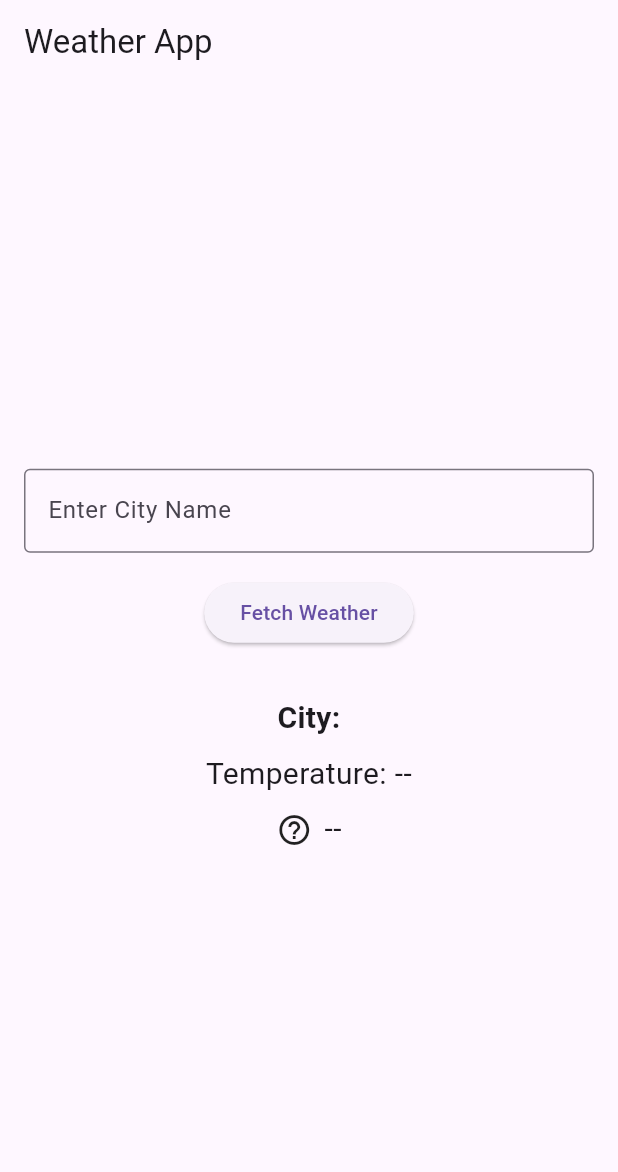
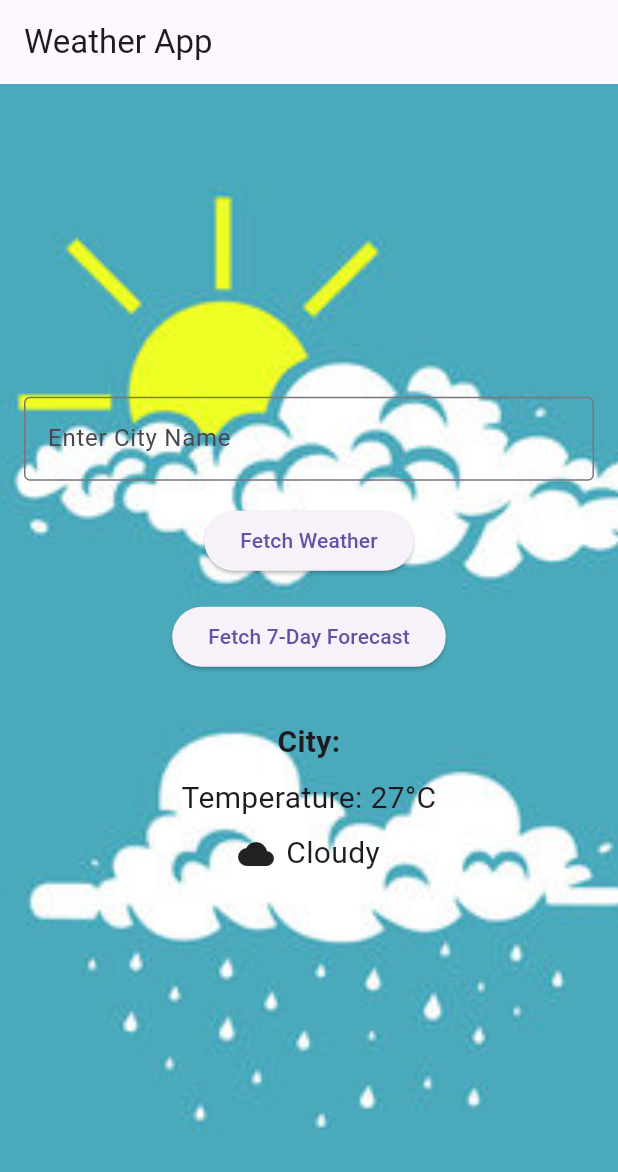
Before and after one commit to Raviteja582/weather_info_app, a Flutter app: the screen it shows after launch, after a tap on "Fetch Weather", on a phone screen of 412 x 824 dp. Shown: the top 1172 px of the screen. Run offline on Flutter 3.47's test engine with Material 3 defaults, Android fonts, the phone set to English and light mode, and no system bars.

Commit message:
Implemented 7-day weather forecast feature (#1)

```diff
--- a/lib/weather_view.dart
+++ b/lib/weather_view.dart
@@ -14,6 +14,40 @@ class _WeatherScreenState extends State<WeatherScreen> {
   String cityName = '';
   String temperature = '--';
   String weatherCondition = '--';
+  List<Map<String, String>> sevenDayForecast = [];
+  List<String> weekDays = ['Monday', 'Tuesday', 'Wednesday', 'Thursday', 'Friday', 'Saturday', 'Sunday'];
+
+  void fetchWeather() {
+    setState(() {
+      cityName = _cityController.text;
+
+      // Generate random temperature between 15°C and 30°C
+      int temp = Random().nextInt(16) + 15;
+      temperature = '$temp°C';
+
+      // Randomly select a weather condition
+      List<String> conditions = ['Sunny', 'Cloudy', 'Rainy'];
+      weatherCondition = conditions[Random().nextInt(3)];
+    });
+  }
+
+  void fetchSevenDayForecast() {
+    setState(() {
+      cityName = _cityController.text;
+
+      // Generate random data for 7 days
+      List<String> conditions = ['Sunny', 'Cloudy', 'Rainy'];
+      sevenDayForecast = List.generate(7, (index) {
+        int temp = Random().nextInt(16) + 15;
+        String condition = conditions[Random().nextInt(3)];
+        return {
+          'day': weekDays[index],
+          'temperature': '$temp°C',
+          'condition': condition,
+        };
+      });
+    });
+  }
 
   IconData getWeatherIcon(String condition) {
     switch (condition) {
@@ -24,22 +58,8 @@ class _WeatherScreenState extends State<WeatherScreen> {
       case 'Rainy':
         return Icons.umbrella;
       default:
-        return Icons.help_outline; // Default icon if condition doesn't match
+        return Icons.help_outline; // Default icon
     }
-  }
-
-  void fetchWeather() {
-    setState(() {
-      cityName = _cityController.text;
-      _cityController.clear();
-      if (cityName.isNotEmpty) {
-        int temp = Random().nextInt(16) + 15;
-        temperature = '$temp°C';
-
-        List<String> conditions = ['Sunny', 'Cloudy', 'Rainy'];
-        weatherCondition = conditions[Random().nextInt(3)];
-      }
-    });
   }
 
   @override
@@ -48,25 +68,48 @@ class _WeatherScreenState extends State<WeatherScreen> {
       appBar: AppBar(
         title: const Text('Weather App'),
       ),
-      body: Padding(
+      body: Stack(
+        children: [
+          // Background Image
+          Container(
+            decoration: const BoxDecoration(
+              image: DecorationImage(
+                image: AssetImage(
+                    'images/weather.jpg'), // Dummy path to your image
+                fit: BoxFit.cover,
+              ),
+            ),
+          ),
+          // Centered Content
+          Padding(
             padding: const EdgeInsets.all(16.0),
             child: Column(
               mainAxisAlignment: MainAxisAlignment.center,
               crossAxisAlignment: CrossAxisAlignment.center,
               children: [
+                // TextField for city input
                 TextField(
                   controller: _cityController,
+                  textAlign: TextAlign.center,
                   decoration: const InputDecoration(
                     labelText: 'Enter City Name',
                     border: OutlineInputBorder(),
                   ),
                 ),
                 const SizedBox(height: 16),
+                // Fetch Weather Button
                 ElevatedButton(
                   onPressed: fetchWeather,
                   child: const Text('Fetch Weather'),
                 ),
+                const SizedBox(height: 16),
+                // Fetch 7-Day Forecast Button
+                ElevatedButton(
+                  onPressed: fetchSevenDayForecast,
+                  child: const Text('Fetch 7-Day Forecast'),
+                ),
                 const SizedBox(height: 32),
+                // Placeholders for Weather Data
                 Text(
                   'City: $cityName',
                   textAlign: TextAlign.center,
@@ -93,8 +136,32 @@ class _WeatherScreenState extends State<WeatherScreen> {
                     ),
                   ],
                 ),
+                const SizedBox(height: 32),
+                // 7-Day Forecast Section
+                sevenDayForecast.isNotEmpty
+                    ? Expanded(
+                        child: ListView.builder(
+                          itemCount: sevenDayForecast.length,
+                          itemBuilder: (context, index) {
+                            final forecast = sevenDayForecast[index];
+                            return ListTile(
+                              leading: Icon(
+                                getWeatherIcon(forecast['condition']!),
+                              ),
+                              title: Text(
+                                '${forecast['day']} - ${forecast['temperature']}',
+                                style: const TextStyle(fontSize: 18),
+                              ),
+                              subtitle: Text(forecast['condition']!),
+                            );
+                          },
+                        ),
+                      )
+                    : Container(),
               ],
             ),
+          ),
+        ],
       ),
     );
   }
--- a/pubspec.yaml
+++ b/pubspec.yaml
@@ -59,9 +59,8 @@ flutter:
   uses-material-design: true
 
   # To add assets to your application, add an assets section, like this:
-  # assets:
-  #   - images/a_dot_burr.jpeg
-  #   - images/a_dot_ham.jpeg
+  assets:
+    - images/
 
   # An image asset can refer to one or more resolution-specific "variants", see
   # https://flutter.dev/to/resolution-aware-images
```
Also changed, not shown: images/weather.jpg (added). Lines whose indentation alone changed are shown as unchanged.
